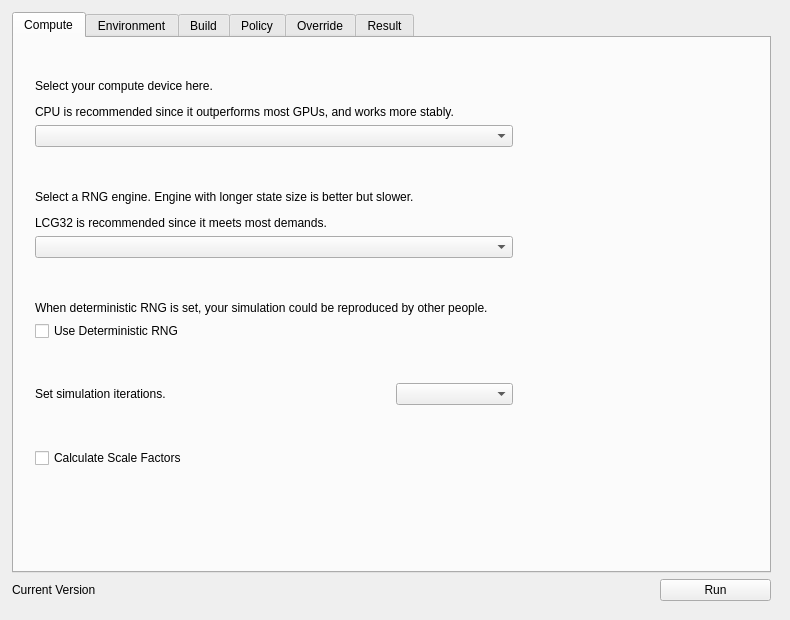
Before: the Qt Designer form gic.ui in AeanSR/irecore, drawn with Qt 5.
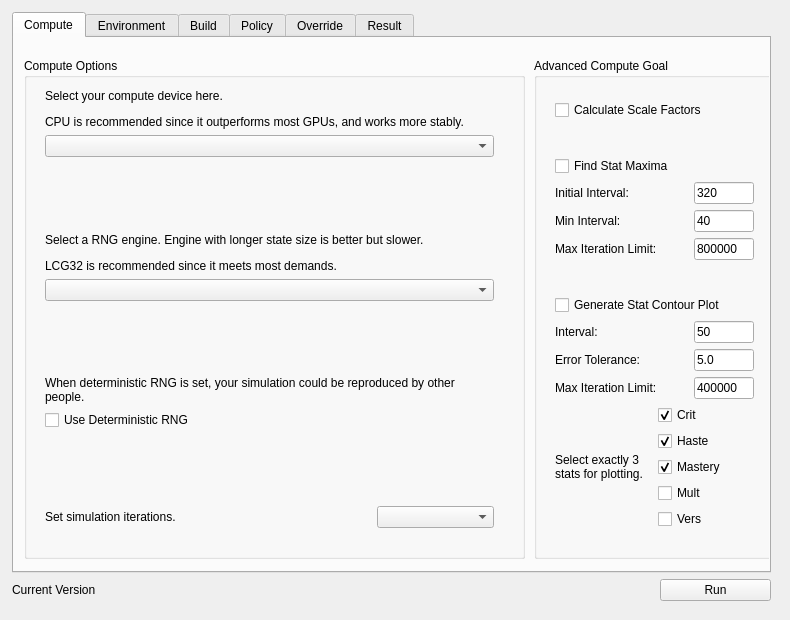
After: the same form once the commit is applied. The open tabs and pages were chosen to show the change.

```diff
--- a/gic.ui
+++ b/gic.ui
@@ -51,17 +51,387 @@
         <attribute name="title">
          <string>Compute</string>
         </attribute>
+        <widget class="QGroupBox" name="groupBox_8">
+         <property name="geometry">
+          <rect>
+           <x>520</x>
+           <y>20</y>
+           <width>241</width>
+           <height>501</height>
+          </rect>
+         </property>
+         <property name="title">
+          <string>Advanced Compute Goal</string>
+         </property>
         <widget class="QWidget" name="layoutWidget">
          <property name="geometry">
           <rect>
            <x>10</x>
-           <y>30</y>
-           <width>500</width>
-           <height>411</height>
-          </rect>
-         </property>
+            <y>31</y>
+            <width>221</width>
+            <height>451</height>
+           </rect>
+          </property>
+          <layout class="QVBoxLayout" name="verticalLayout_14">
+           <item>
+            <widget class="QCheckBox" name="checkCalculateScaleFactors">
+             <property name="text">
+              <string>Calculate Scale Factors</string>
+             </property>
+            </widget>
+           </item>
+           <item>
+            <spacer name="verticalSpacer_5">
+             <property name="orientation">
+              <enum>Qt::Vertical</enum>
+             </property>
+             <property name="sizeHint" stdset="0">
+              <size>
+               <width>20</width>
+               <height>13</height>
+              </size>
+             </property>
+            </spacer>
+           </item>
+           <item>
          <layout class="QVBoxLayout" name="verticalLayout_2">
           <item>
+              <widget class="QCheckBox" name="checkCalculateMaxima">
+               <property name="text">
+                <string>Find Stat Maxima</string>
+               </property>
+              </widget>
+             </item>
+             <item>
+              <layout class="QHBoxLayout" name="horizontalLayout_25">
+               <item>
+                <widget class="QLabel" name="label_32">
+                 <property name="text">
+                  <string>Initial Interval:</string>
+                 </property>
+                 <property name="textFormat">
+                  <enum>Qt::PlainText</enum>
+                 </property>
+                </widget>
+               </item>
+               <item>
+                <widget class="QLineEdit" name="txtDescentInitInterval">
+                 <property name="minimumSize">
+                  <size>
+                   <width>60</width>
+                   <height>0</height>
+                  </size>
+                 </property>
+                 <property name="maximumSize">
+                  <size>
+                   <width>60</width>
+                   <height>16777215</height>
+                  </size>
+                 </property>
+                 <property name="text">
+                  <string>320</string>
+                 </property>
+                 <property name="placeholderText">
+                  <string/>
+                 </property>
+                </widget>
+               </item>
+              </layout>
+             </item>
+             <item>
+              <layout class="QHBoxLayout" name="horizontalLayout_24">
+               <item>
+                <widget class="QLabel" name="label_33">
+                 <property name="text">
+                  <string>Min Interval:</string>
+                 </property>
+                 <property name="textFormat">
+                  <enum>Qt::PlainText</enum>
+                 </property>
+                </widget>
+               </item>
+               <item>
+                <widget class="QLineEdit" name="txtDescentMinInterval">
+                 <property name="minimumSize">
+                  <size>
+                   <width>60</width>
+                   <height>0</height>
+                  </size>
+                 </property>
+                 <property name="maximumSize">
+                  <size>
+                   <width>60</width>
+                   <height>16777215</height>
+                  </size>
+                 </property>
+                 <property name="text">
+                  <string>40</string>
+                 </property>
+                 <property name="placeholderText">
+                  <string/>
+                 </property>
+                </widget>
+               </item>
+              </layout>
+             </item>
+             <item>
+              <layout class="QHBoxLayout" name="horizontalLayout_23">
+               <item>
+                <widget class="QLabel" name="label_34">
+                 <property name="text">
+                  <string>Max Iteration Limit:</string>
+                 </property>
+                 <property name="textFormat">
+                  <enum>Qt::PlainText</enum>
+                 </property>
+                </widget>
+               </item>
+               <item>
+                <widget class="QLineEdit" name="txtDescentIterationLimit">
+                 <property name="minimumSize">
+                  <size>
+                   <width>60</width>
+                   <height>0</height>
+                  </size>
+                 </property>
+                 <property name="maximumSize">
+                  <size>
+                   <width>60</width>
+                   <height>16777215</height>
+                  </size>
+                 </property>
+                 <property name="text">
+                  <string>800000</string>
+                 </property>
+                 <property name="placeholderText">
+                  <string/>
+                 </property>
+                </widget>
+               </item>
+              </layout>
+             </item>
+            </layout>
+           </item>
+           <item>
+            <spacer name="verticalSpacer_6">
+             <property name="orientation">
+              <enum>Qt::Vertical</enum>
+             </property>
+             <property name="sizeHint" stdset="0">
+              <size>
+               <width>20</width>
+               <height>13</height>
+              </size>
+             </property>
+            </spacer>
+           </item>
+           <item>
+            <layout class="QVBoxLayout" name="verticalLayout_12">
+             <item>
+              <widget class="QCheckBox" name="checkCalculatePlot">
+               <property name="text">
+                <string>Generate Stat Contour Plot</string>
+               </property>
+              </widget>
+             </item>
+             <item>
+              <layout class="QHBoxLayout" name="horizontalLayout_26">
+               <item>
+                <widget class="QLabel" name="label_37">
+                 <property name="text">
+                  <string>Interval:</string>
+                 </property>
+                 <property name="textFormat">
+                  <enum>Qt::PlainText</enum>
+                 </property>
+                </widget>
+               </item>
+               <item>
+                <widget class="QLineEdit" name="txtPlotInterval">
+                 <property name="minimumSize">
+                  <size>
+                   <width>60</width>
+                   <height>0</height>
+                  </size>
+                 </property>
+                 <property name="maximumSize">
+                  <size>
+                   <width>60</width>
+                   <height>16777215</height>
+                  </size>
+                 </property>
+                 <property name="text">
+                  <string>50</string>
+                 </property>
+                 <property name="placeholderText">
+                  <string/>
+                 </property>
+                </widget>
+               </item>
+              </layout>
+             </item>
+             <item>
+              <layout class="QHBoxLayout" name="horizontalLayout_27">
+               <item>
+                <widget class="QLabel" name="label_36">
+                 <property name="text">
+                  <string>Error Tolerance:</string>
+                 </property>
+                 <property name="textFormat">
+                  <enum>Qt::PlainText</enum>
+                 </property>
+                </widget>
+               </item>
+               <item>
+                <widget class="QLineEdit" name="txtPlotErrorTolerance">
+                 <property name="minimumSize">
+                  <size>
+                   <width>60</width>
+                   <height>0</height>
+                  </size>
+                 </property>
+                 <property name="maximumSize">
+                  <size>
+                   <width>60</width>
+                   <height>16777215</height>
+                  </size>
+                 </property>
+                 <property name="text">
+                  <string>5.0</string>
+                 </property>
+                 <property name="placeholderText">
+                  <string/>
+                 </property>
+                </widget>
+               </item>
+              </layout>
+             </item>
+             <item>
+              <layout class="QHBoxLayout" name="horizontalLayout_28">
+               <item>
+                <widget class="QLabel" name="label_35">
+                 <property name="text">
+                  <string>Max Iteration Limit:</string>
+                 </property>
+                 <property name="textFormat">
+                  <enum>Qt::PlainText</enum>
+                 </property>
+                </widget>
+               </item>
+               <item>
+                <widget class="QLineEdit" name="txtPlotMaxIterationLimit">
+                 <property name="minimumSize">
+                  <size>
+                   <width>60</width>
+                   <height>0</height>
+                  </size>
+                 </property>
+                 <property name="maximumSize">
+                  <size>
+                   <width>60</width>
+                   <height>16777215</height>
+                  </size>
+                 </property>
+                 <property name="text">
+                  <string>400000</string>
+                 </property>
+                 <property name="placeholderText">
+                  <string/>
+                 </property>
+                </widget>
+               </item>
+              </layout>
+             </item>
+             <item>
+              <layout class="QHBoxLayout" name="horizontalLayout_29">
+               <item>
+                <widget class="QLabel" name="label_38">
+                 <property name="text">
+                  <string>&lt;html&gt;&lt;head/&gt;&lt;body&gt;&lt;p&gt;Select exactly 3 stats for plotting.&lt;/p&gt;&lt;/body&gt;&lt;/html&gt;</string>
+                 </property>
+                 <property name="wordWrap">
+                  <bool>true</bool>
+                 </property>
+                </widget>
+               </item>
+               <item>
+                <layout class="QVBoxLayout" name="verticalLayout_11">
+                 <item>
+                  <widget class="QCheckBox" name="checkPlotCrit">
+                   <property name="text">
+                    <string>Crit</string>
+                   </property>
+                   <property name="checked">
+                    <bool>true</bool>
+                   </property>
+                  </widget>
+                 </item>
+                 <item>
+                  <widget class="QCheckBox" name="checkPlotHaste">
+                   <property name="text">
+                    <string>Haste</string>
+                   </property>
+                   <property name="checked">
+                    <bool>true</bool>
+                   </property>
+                  </widget>
+                 </item>
+                 <item>
+                  <widget class="QCheckBox" name="checkPlotMastery">
+                   <property name="text">
+                    <string>Mastery</string>
+                   </property>
+                   <property name="checked">
+                    <bool>true</bool>
+                   </property>
+                  </widget>
+                 </item>
+                 <item>
+                  <widget class="QCheckBox" name="checkPlotMult">
+                   <property name="text">
+                    <string>Mult</string>
+                   </property>
+                  </widget>
+                 </item>
+                 <item>
+                  <widget class="QCheckBox" name="checkPlotVers">
+                   <property name="text">
+                    <string>Vers</string>
+                   </property>
+                  </widget>
+                 </item>
+                </layout>
+               </item>
+              </layout>
+             </item>
+            </layout>
+           </item>
+          </layout>
+         </widget>
+        </widget>
+        <widget class="QGroupBox" name="groupBox_9">
+         <property name="geometry">
+          <rect>
+           <x>10</x>
+           <y>20</y>
+           <width>501</width>
+           <height>501</height>
+          </rect>
+         </property>
+         <property name="title">
+          <string>Compute Options</string>
+         </property>
+         <widget class="QWidget" name="layoutWidget">
+          <property name="geometry">
+           <rect>
+            <x>10</x>
+            <y>20</y>
+            <width>471</width>
+            <height>461</height>
+           </rect>
+          </property>
+          <layout class="QVBoxLayout" name="verticalLayout_13">
+           <item>
            <widget class="QLabel" name="label">
             <property name="text">
              <string>&lt;html&gt;&lt;head/&gt;&lt;body&gt;&lt;p&gt;Select your compute device here.&lt;/p&gt;&lt;p&gt;CPU is recommended since it outperforms most GPUs, and works more stably.&lt;/p&gt;&lt;/body&gt;&lt;/html&gt;</string>
@@ -120,6 +490,9 @@
             <property name="text">
              <string>&lt;html&gt;&lt;head/&gt;&lt;body&gt;&lt;p&gt;When deterministic RNG is set, your simulation could be reproduced by other people.&lt;/p&gt;&lt;/body&gt;&lt;/html&gt;</string>
             </property>
+             <property name="wordWrap">
+              <bool>true</bool>
+             </property>
            </widget>
           </item>
           <item>
@@ -166,27 +539,8 @@
             </item>
            </layout>
           </item>
-          <item>
-           <spacer name="verticalSpacer_5">
-            <property name="orientation">
-             <enum>Qt::Vertical</enum>
-            </property>
-            <property name="sizeHint" stdset="0">
-             <size>
-              <width>20</width>
-              <height>13</height>
-             </size>
-            </property>
-           </spacer>
-          </item>
-          <item>
-           <widget class="QCheckBox" name="checkCalculateScaleFactors">
-            <property name="text">
-             <string>Calculate Scale Factors</string>
-            </property>
-           </widget>
-          </item>
-         </layout>
+          </layout>
+         </widget>
         </widget>
        </widget>
        <widget class="QWidget" name="tabEnvironment">
```
Left out of the diff: 4 changed lines with no effect on the pictures. Lines whose indentation alone changed are shown as unchanged.
